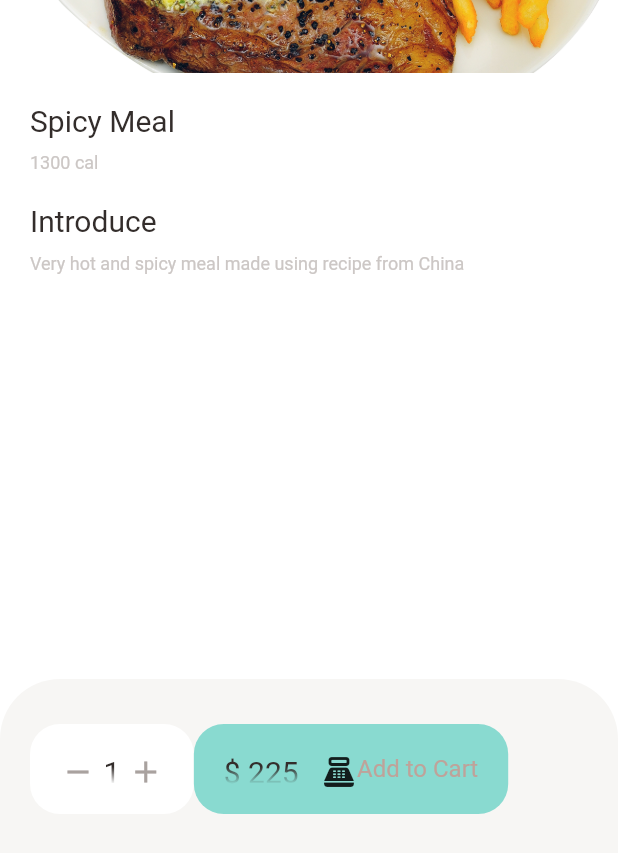
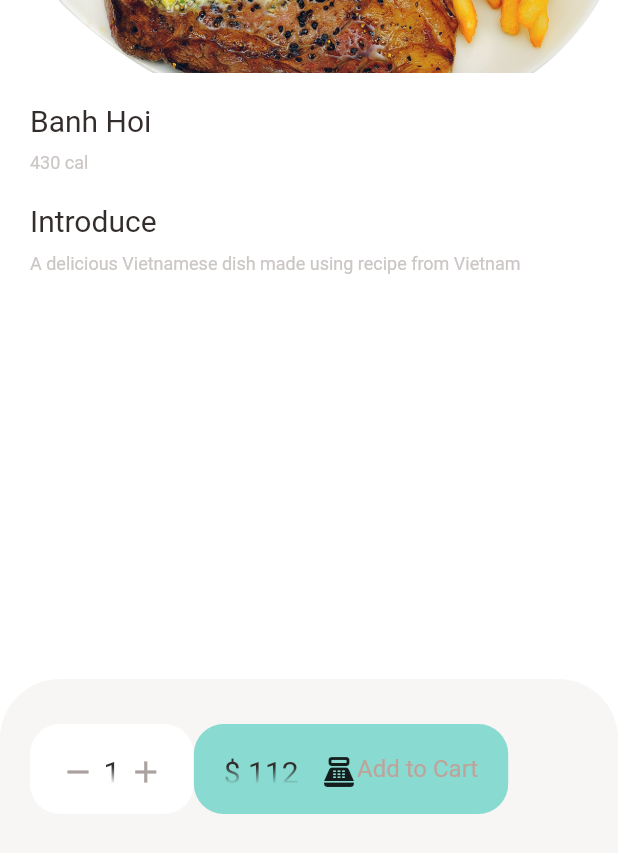
Before and after one commit to T-Thyrak/quickfood, a Flutter app: the screen it shows after launch, after a tap on "Banh Hoi", on a phone screen of 412 x 824 dp. Shown: the part 377-1230 px from the top of the screen. Run offline on Flutter 3.47's test engine with Material 2 defaults, Android fonts, the phone set to English and light mode, and no system bars; our stand-ins replace cloud_firestore, dots_indicator, firebase_core, get; accounts and stored records are empty.

Commit message:
little tweaks and updates

```diff
--- a/lib/models/food_model.dart
+++ b/lib/models/food_model.dart
@@ -5,6 +5,7 @@ class Food {
   final Categories category;
   final int price;
   final int calories;
+  final String imageLink;
 
   static int idCounter = 0;
 
@@ -15,17 +16,20 @@ class Food {
     required this.category,
     required this.price,
     required this.calories,
+    required this.imageLink,
   }) {
     id = idCounter++;
   }
   factory Food.fromJson(Map<String, dynamic> json) {
     return Food(
-        id: json['id'],
-        name: json['name'],
-        description: json['description'],
-        category: json['category'],
-        price: json['price'],
-        calories: json['calories']);
+      id: json['id'],
+      name: json['name'],
+      description: json['description'],
+      category: json['category'],
+      price: json['price'],
+      calories: json['calories'],
+      imageLink: json['imageLink'],
+    );
   }
 }
 
@@ -41,41 +45,3 @@ class FoodItem {
 
   const FoodItem({required this.food, required this.qty});
 }
-
-List<Food> foods = [
-  Food(
-    name: "Spicy Meal",
-    description: "Very hot and spicy meal made using recipe from China",
-    category: Categories.food,
-    price: 225,
-    calories: 1300,
-  ),
-  Food(
-    name: "Very Spicy Meal",
-    description: "Very hot and spicy meal made using recipe from China",
-    category: Categories.food,
-    price: 225,
-    calories: 1300,
-  ),
-  Food(
-    name: "Fucking Spicy Meal",
-    description: "Very hot and spicy meal made using recipe from China",
-    category: Categories.food,
-    price: 225,
-    calories: 1300,
-  ),
-  Food(
-    name: "Even More Spicy Meal",
-    description: "Very hot and spicy meal made using recipe from China",
-    category: Categories.food,
-    price: 225,
-    calories: 1300,
-  ),
-  Food(
-    name: "Deathly Spicy Meal",
-    description: "Very hot and spicy meal made using recipe from China",
-    category: Categories.food,
-    price: 225,
-    calories: 1300,
-  ),
-];
--- a/lib/pages/food_details/food_detail_page.dart
+++ b/lib/pages/food_details/food_detail_page.dart
@@ -22,7 +22,7 @@ class _FoodDetailState extends State<FoodDetail> {
 
   Future<List<Food>> foodData = FoodListDatabase().getData();
 
-  Food fooddata = foods[0];
+  // Food fooddata = foods[0];
   int _quantity = 1;
 
   void setQuantity() {
@@ -42,8 +42,8 @@ class _FoodDetailState extends State<FoodDetail> {
 
   @override
   Widget build(BuildContext context) {
-    int foodcal = fooddata.calories;
-    int foodprice = (fooddata.price) * _quantity;
+    int foodcal = widget.fooddata.calories;
+    int foodprice = (widget.fooddata.price) * _quantity;
 
     return Scaffold(
       backgroundColor: Colors.white,
@@ -95,7 +95,7 @@ class _FoodDetailState extends State<FoodDetail> {
                   crossAxisAlignment: CrossAxisAlignment.start,
                   children: [
                     BigText(
-                      text: fooddata.name,
+                      text: widget.fooddata.name,
                     ),
                     SizedBox(
                       height: 10,
@@ -110,7 +110,7 @@ class _FoodDetailState extends State<FoodDetail> {
                     ),
                     SingleChildScrollView(
                       child: ExandableTextWidget(
-                        text: fooddata.description,
+                        text: widget.fooddata.description,
                       ),
                     ),
                   ],
--- a/lib/pages/main_food_home/main_food_home_controller.dart
+++ b/lib/pages/main_food_home/main_food_home_controller.dart
@@ -21,6 +21,7 @@ class MainFoodHomePageController {
       category: Categories.food,
       price: 225,
       calories: 1300,
+      imageLink: "",
     ),
     Food(
       name: "Very Spicy Meal",
@@ -28,6 +29,7 @@ class MainFoodHomePageController {
       category: Categories.food,
       price: 225,
       calories: 1300,
+      imageLink: "",
     ),
     Food(
       name: "Fucking Spicy Meal",
@@ -35,6 +37,7 @@ class MainFoodHomePageController {
       category: Categories.food,
       price: 225,
       calories: 1300,
+      imageLink: "",
     ),
     Food(
       name: "Even More Spicy Meal",
@@ -42,6 +45,7 @@ class MainFoodHomePageController {
       category: Categories.food,
       price: 225,
       calories: 1300,
+      imageLink: "",
     ),
     Food(
       name: "Deathly Spicy Meal",
@@ -49,6 +53,7 @@ class MainFoodHomePageController {
       category: Categories.food,
       price: 225,
       calories: 1300,
+      imageLink: "",
     ),
   ];
 
@@ -59,6 +64,7 @@ class MainFoodHomePageController {
       category: Categories.food,
       price: 112,
       calories: 430,
+      imageLink: "",
     ),
   ];
 }
--- a/pubspec.yaml
+++ b/pubspec.yaml
@@ -39,6 +39,7 @@ dependencies:
   cloud_firestore: ^3.1.18
   firebase_auth: ^3.3.20
   dots_indicator: ^2.1.0
+  flutter_secure_storage: ^5.0.2
 
 dev_dependencies:
   flutter_test:
```
Also changed, not shown: pubspec.lock, 5 other files.
